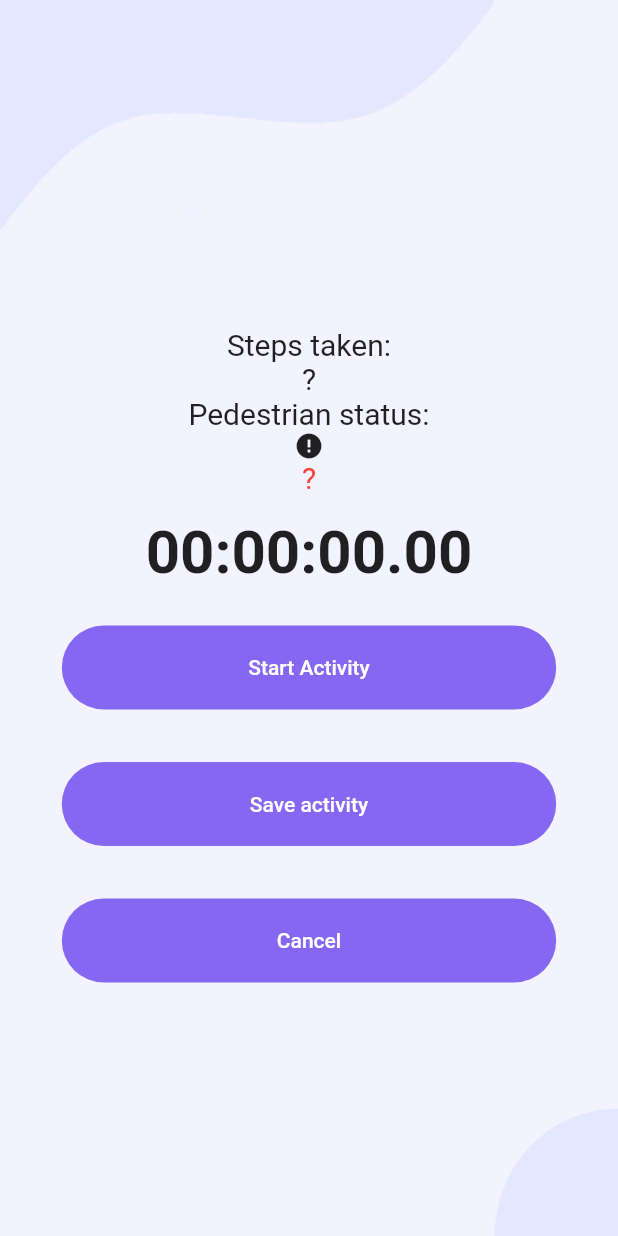
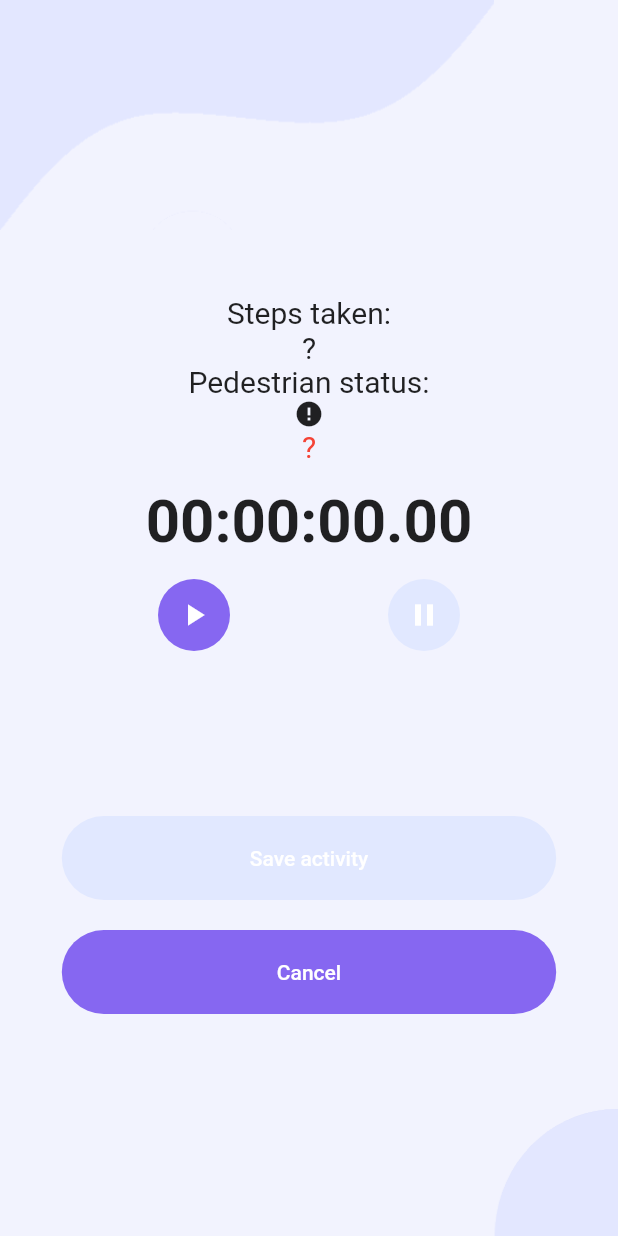
Before and after one commit to PascalM13/tracking_app, a Flutter app: the ActivityStartStopScreen screen opened directly with empty values, on a phone screen of 412 x 824 dp. Run offline on Flutter 3.47's test engine with Material 2 defaults, Android fonts, the phone set to English and light mode, and no system bars; our stand-ins replace flutter_secure_storage, pedometer, percent_indicator, shared_preferences, stop_watch_timer; accounts and stored records are empty.

Commit message:
New Buttons for Stopwatch

```diff
--- a/lib/widgets/UI/activity/activity_startstop_widget.dart
+++ b/lib/widgets/UI/activity/activity_startstop_widget.dart
@@ -1,5 +1,4 @@
 import 'package:flutter/material.dart';
-import 'package:stop_watch_timer/stop_watch_timer.dart';
 import 'package:tracking_app/models/wrapper/duration_wrapper.dart';
 import 'package:tracking_app/screens/UI/nav_screen.dart';
 import 'package:tracking_app/screens/activity_save_screen.dart';
@@ -27,6 +26,15 @@ class _ActivityStartStopWidgetState extends State<ActivityStartStopWidget> {
   int steps = 0;
   DurationWrapper stopWatchTime = DurationWrapper("00:00:00:00");
 
+  //Disable Save Activity Button
+  bool saveActivityIsDisabled = true;
+
+  setSaveActivityIsDisabled(bool value) {
+    setState(() {
+      saveActivityIsDisabled = value;
+    });
+  }
+
   @override
   Widget build(BuildContext context) {
     return ScreenBackgroundWidget(
@@ -50,15 +58,16 @@ class _ActivityStartStopWidgetState extends State<ActivityStartStopWidget> {
           ),
           StopWatchWidget(
               stopWatchTime: stopWatchTime,
-          ),
+              setSaveActivityIsDisabled: setSaveActivityIsDisabled),
           const SizedBox(
-            height: 15,
+            height: 100,
           ),
           RoundedButtonWidget(
               text: 'Save activity',
               onPress: () {
                 //TODO Soll nur funktionieren wenn Activity gestoppt ist
 
+                if (saveActivityIsDisabled == false) {
                   print(widget.activity);
                   print(stopWatchTime.duration);
 
@@ -73,12 +82,10 @@ class _ActivityStartStopWidgetState extends State<ActivityStartStopWidget> {
                       end: end,
                     );
                   }));
+                }
               },
-              color: accentColor,
+              color: saveActivityIsDisabled ? secondery : accentColor,
               textColor: Colors.white),
-          const SizedBox(
-            height: 15,
-          ),
           RoundedButtonWidget(
               text: 'Cancel',
               onPress: () {
--- a/lib/widgets/UI/activity/stopwatch_widget.dart
+++ b/lib/widgets/UI/activity/stopwatch_widget.dart
@@ -4,9 +4,16 @@ import 'package:tracking_app/models/wrapper/duration_wrapper.dart';
 import 'package:tracking_app/theme/colors.dart';
 import 'package:tracking_app/widgets/UI/rounded_button_widget.dart';
 
+import '../round_button_icon_widget.dart';
+
 class StopWatchWidget extends StatefulWidget {
   DurationWrapper stopWatchTime;
-  StopWatchWidget({Key? key, required this.stopWatchTime}) : super(key: key);
+  Function setSaveActivityIsDisabled;
+  StopWatchWidget(
+      {Key? key,
+      required this.stopWatchTime,
+      required this.setSaveActivityIsDisabled})
+      : super(key: key);
 
   @override
   State<StopWatchWidget> createState() => _StopWatchWidgetState();
@@ -17,10 +24,26 @@ class _StopWatchWidgetState extends State<StopWatchWidget> {
   final _isHours = true;
   bool isStartButtonVisible = true;
 
-  //Function to set the visibility
-  void _setVisibilityOfButton() {
+  //Variables for Start and Stop Button
+  bool startIsDisabled = false;
+  bool stopIsDisabled = true;
+
+  Color startColor = accentColor;
+  Color stopColor = secondery;
+
+  setStateStartButton() {
     setState(() {
-      isStartButtonVisible = !isStartButtonVisible;
+      startIsDisabled = !startIsDisabled;
+      stopIsDisabled = !stopIsDisabled;
+    });
+    widget.setSaveActivityIsDisabled(true);
+  }
+
+  setStateStopButton() {
+    setState(() {
+      stopIsDisabled = !stopIsDisabled;
+      startIsDisabled = !startIsDisabled;
+      widget.setSaveActivityIsDisabled(false);
     });
   }
 
@@ -54,30 +77,29 @@ class _StopWatchWidgetState extends State<StopWatchWidget> {
           const SizedBox(
             height: 15,
           ),
-          if (isStartButtonVisible == true)
-            Column(
+          Row(
+            mainAxisAlignment: MainAxisAlignment.spaceEvenly,
             children: [
-                RoundedButtonWidget(
-                    text: 'Start Activity',
+              RoundButtonIconWidget(
+                isDisabled: startIsDisabled,
+                iconData: Icons.play_arrow,
                 onPress: () {
+                  if (startIsDisabled == false) {
                     _stopWatchTimer.onExecute.add(StopWatchExecute.start);
-                      _setVisibilityOfButton();
+                    setStateStartButton();
+                  }
                 },
-                    color: accentColor,
-                    textColor: Colors.white),
-              ],
               ),
-          if (isStartButtonVisible == false)
-            Column(
-              children: [
-                RoundedButtonWidget(
-                    text: 'Stop Activity',
+              RoundButtonIconWidget(
+                isDisabled: stopIsDisabled,
+                iconData: Icons.pause,
                 onPress: () {
+                  if (stopIsDisabled == false) {
                     _stopWatchTimer.onExecute.add(StopWatchExecute.stop);
-                      _setVisibilityOfButton();
+                    setStateStopButton();
+                  }
                 },
-                    color: accentColor,
-                    textColor: Colors.white),
+              )
             ],
           ),
         ]);
--- /dev/null
+++ b/lib/widgets/UI/round_button_icon_widget.dart
@@ -0,0 +1,46 @@
+import 'package:flutter/material.dart';
+import 'package:tracking_app/theme/colors.dart';
+
+class RoundButtonIconWidget extends StatefulWidget {
+  bool isDisabled;
+  IconData iconData;
+  final VoidCallback onPress;
+
+  RoundButtonIconWidget(
+      {Key? key,
+      required this.isDisabled,
+      required this.iconData,
+      required this.onPress})
+      : super(key: key);
+
+  @override
+  State<RoundButtonIconWidget> createState() => _RoundButtonIconWidgetState();
+}
+
+class _RoundButtonIconWidgetState extends State<RoundButtonIconWidget> {
+  @override
+  Widget build(BuildContext context) {
+    return Material(
+      color: primary,
+      child: Center(
+        child: Ink(
+          decoration: ShapeDecoration(
+            color: widget.isDisabled ? secondery : accentColor,
+            shape: const CircleBorder(),
+          ),
+          child: IconButton(
+            icon: Icon(widget.iconData),
+            color: Colors.white,
+            onPressed: () {
+              setState(() {
+                if (widget.isDisabled == false) {
+                  widget.onPress();
+                }
+              });
+            },
+          ),
+        ),
+      ),
+    );
+  }
+}
```
Lines whose indentation alone changed are shown as unchanged.
